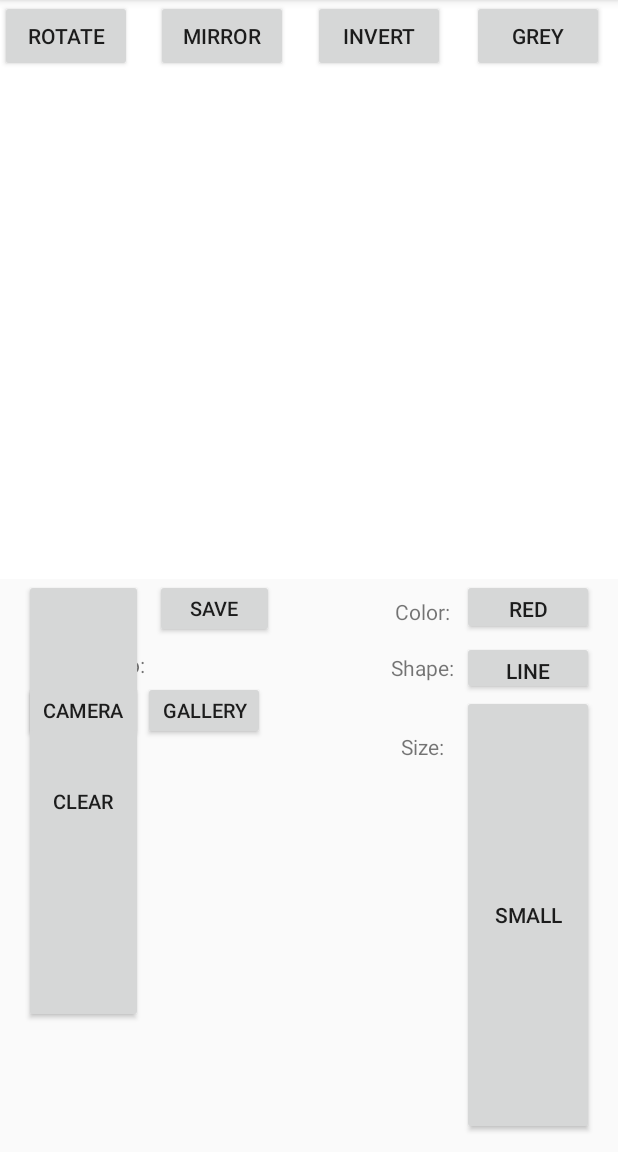
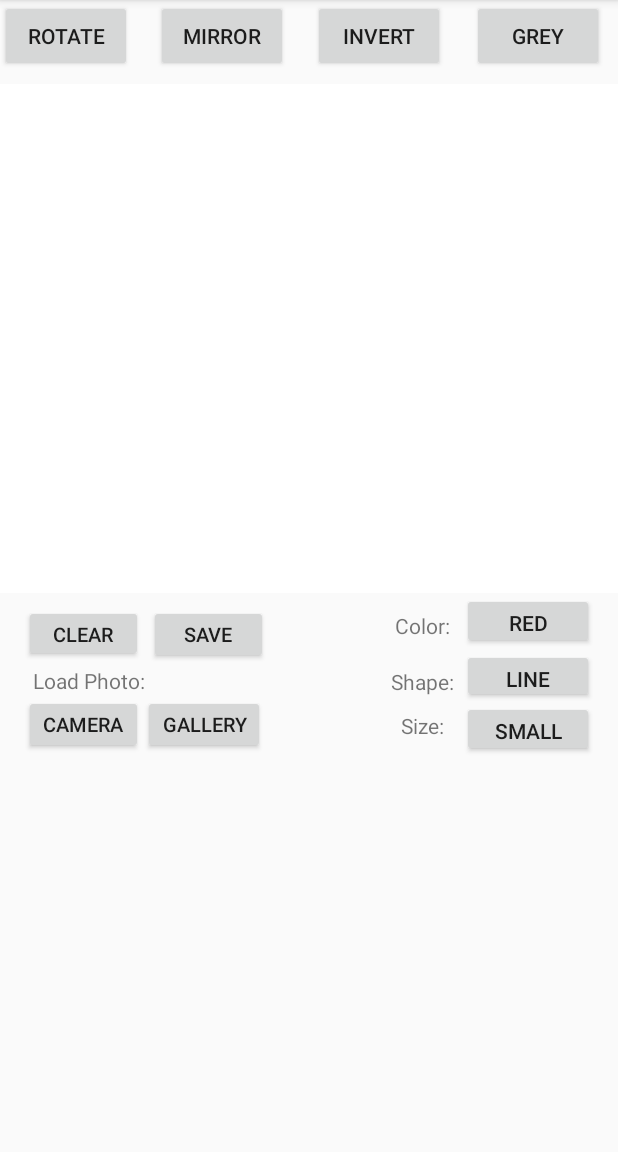
Before and after one commit to samuelbliss/PaintApp, an Android app: the PaintActivity screen opened directly, with no data from a screen before it, on a phone screen of 412 x 824 dp, the part 84-1236 px from its top. Run offline under Robolectric (Android 15) with nearby library versions, the phone set to English and light mode, and no system bars.

Commit message:
Layout Update

```diff
--- a/app/src/main/java/com/samuelbliss/paintapp/PaintActivity.java
+++ b/app/src/main/java/com/samuelbliss/paintapp/PaintActivity.java
@@ -157,7 +157,7 @@ public class PaintActivity extends AppCompatActivity {
             }
         });
 
-        // Extra #2 calls the mirror button and uses Matriz class to create a new image out of the
+        // Extra #2 calls the mirror button and uses Matrix class to create a new image out of the
         // uploaded image but switches it to the mirror image or the original. The custom class
         // Drawer variable paintView sets the new image with the created one.
         final Button mirrorB = (Button)findViewById(R.id.mirror_bt);
--- a/app/src/main/res/layout/activity_paint.xml
+++ b/app/src/main/res/layout/activity_paint.xml
@@ -8,13 +8,14 @@
     <com.samuelbliss.paintapp.Drawer
         android:id="@+id/paint_iv"
         android:layout_width="0dp"
-        android:layout_height="386dp"
+        android:layout_height="339dp"
         android:layout_marginBottom="8dp"
+        android:layout_marginTop="8dp"
         app:layout_constraintBottom_toBottomOf="parent"
         app:layout_constraintEnd_toEndOf="parent"
         app:layout_constraintHorizontal_bias="0.0"
         app:layout_constraintStart_toStartOf="parent"
-        app:layout_constraintTop_toTopOf="parent"
+        app:layout_constraintTop_toBottomOf="@+id/invert_bt"
         app:layout_constraintVertical_bias="0.0" />
 
     <Button
@@ -22,7 +23,6 @@
         android:layout_width="wrap_content"
         android:layout_height="36dp"
         android:layout_marginEnd="16dp"
-        android:layout_marginTop="4dp"
         android:text="SHAPE"
         app:layout_constraintEnd_toEndOf="parent"
         app:layout_constraintTop_toBottomOf="@+id/color_bt" />
@@ -30,13 +30,12 @@
     <Button
         android:id="@+id/size_bt"
         android:layout_width="wrap_content"
-        android:layout_height="0dp"
-        android:layout_marginBottom="11dp"
+        android:layout_height="37dp"
         android:layout_marginEnd="16dp"
+        android:layout_marginTop="72dp"
         android:text="SIZE"
-        app:layout_constraintBottom_toBottomOf="parent"
         app:layout_constraintEnd_toEndOf="parent"
-        app:layout_constraintTop_toBottomOf="@+id/grey_bt" />
+        app:layout_constraintTop_toBottomOf="@+id/paint_iv" />
 
     <Button
         android:id="@+id/color_bt"
@@ -51,25 +50,21 @@
         android:id="@+id/textView5"
         android:layout_width="85dp"
         android:layout_height="0dp"
-        android:layout_marginBottom="57dp"
         android:layout_marginStart="16dp"
         android:text="Load Photo:"
         android:textAlignment="center"
-        app:layout_constraintBottom_toBottomOf="parent"
-        app:layout_constraintStart_toStartOf="parent"
-        app:layout_constraintTop_toBottomOf="@+id/mirror_bt" />
+        app:layout_constraintBottom_toTopOf="@+id/camera_bt"
+        app:layout_constraintStart_toStartOf="parent" />
 
     <TextView
         android:id="@+id/textView"
         android:layout_width="53dp"
         android:layout_height="0dp"
-        android:layout_marginBottom="18dp"
-        android:layout_marginTop="16dp"
+        android:layout_marginTop="8dp"
         android:text="Size:"
         android:textAlignment="center"
-        app:layout_constraintBottom_toBottomOf="parent"
         app:layout_constraintEnd_toStartOf="@+id/size_bt"
-        app:layout_constraintTop_toBottomOf="@+id/invert_bt" />
+        app:layout_constraintTop_toBottomOf="@+id/textView4" />
 
     <TextView
         android:id="@+id/textView4"
@@ -94,20 +89,20 @@
     <Button
         android:id="@+id/clear_bt"
         android:layout_width="79dp"
-        android:layout_height="0dp"
-        android:layout_marginBottom="86dp"
+        android:layout_height="38dp"
         android:layout_marginStart="16dp"
+        android:layout_marginTop="8dp"
         android:text="Clear"
         android:textSize="13sp"
-        app:layout_constraintBottom_toBottomOf="parent"
         app:layout_constraintStart_toStartOf="parent"
-        app:layout_constraintTop_toBottomOf="@+id/rotate_bt" />
+        app:layout_constraintTop_toBottomOf="@+id/paint_iv" />
 
     <Button
         android:id="@+id/save_bt"
         android:layout_width="79dp"
         android:layout_height="39dp"
-        android:layout_marginStart="8dp"
+        android:layout_marginStart="4dp"
+        android:layout_marginTop="8dp"
         android:text="Save"
         android:textSize="13sp"
         app:layout_constraintStart_toEndOf="@+id/clear_bt"
@@ -138,55 +133,39 @@
         android:id="@+id/rotate_bt"
         android:layout_width="wrap_content"
         android:layout_height="wrap_content"
-        android:layout_marginBottom="338dp"
         android:text="Rotate"
-        app:layout_constraintBottom_toTopOf="@+id/clear_bt"
         app:layout_constraintEnd_toStartOf="@+id/mirror_bt"
         app:layout_constraintHorizontal_chainStyle="spread_inside"
         app:layout_constraintStart_toStartOf="parent"
-        app:layout_constraintTop_toTopOf="parent"
-        tools:layout_editor_absoluteX="0dp"
-        tools:layout_editor_absoluteY="0dp" />
+        app:layout_constraintTop_toTopOf="parent" />
 
     <Button
         android:id="@+id/mirror_bt"
         android:layout_width="wrap_content"
         android:layout_height="wrap_content"
-        android:layout_marginBottom="385dp"
         android:text="Mirror"
-        app:layout_constraintBottom_toTopOf="@+id/textView5"
         app:layout_constraintEnd_toStartOf="@+id/invert_bt"
         app:layout_constraintStart_toEndOf="@+id/rotate_bt"
-        app:layout_constraintTop_toTopOf="parent"
-        tools:layout_editor_absoluteX="95dp"
-        tools:layout_editor_absoluteY="0dp" />
+        app:layout_constraintTop_toTopOf="parent" />
 
     <Button
         android:id="@+id/invert_bt"
         android:layout_width="wrap_content"
         android:layout_height="wrap_content"
-        android:layout_marginBottom="424dp"
         android:layout_marginEnd="2dp"
         android:text="Invert"
-        app:layout_constraintBottom_toTopOf="@+id/textView"
         app:layout_constraintEnd_toStartOf="@+id/grey_bt"
         app:layout_constraintStart_toEndOf="@+id/mirror_bt"
-        app:layout_constraintTop_toTopOf="parent"
-        tools:layout_editor_absoluteX="190dp"
-        tools:layout_editor_absoluteY="0dp" />
+        app:layout_constraintTop_toTopOf="parent" />
 
     <Button
         android:id="@+id/grey_bt"
         android:layout_width="wrap_content"
         android:layout_height="wrap_content"
-        android:layout_marginBottom="415dp"
         android:layout_marginEnd="9dp"
         android:text="Grey"
-        app:layout_constraintBottom_toTopOf="@+id/size_bt"
         app:layout_constraintEnd_toEndOf="parent"
         app:layout_constraintStart_toEndOf="@+id/invert_bt"
-        app:layout_constraintTop_toTopOf="parent"
-        tools:layout_editor_absoluteX="287dp"
-        tools:layout_editor_absoluteY="0dp" />
+        app:layout_constraintTop_toTopOf="parent" />
 
 </android.support.constraint.ConstraintLayout>
```
